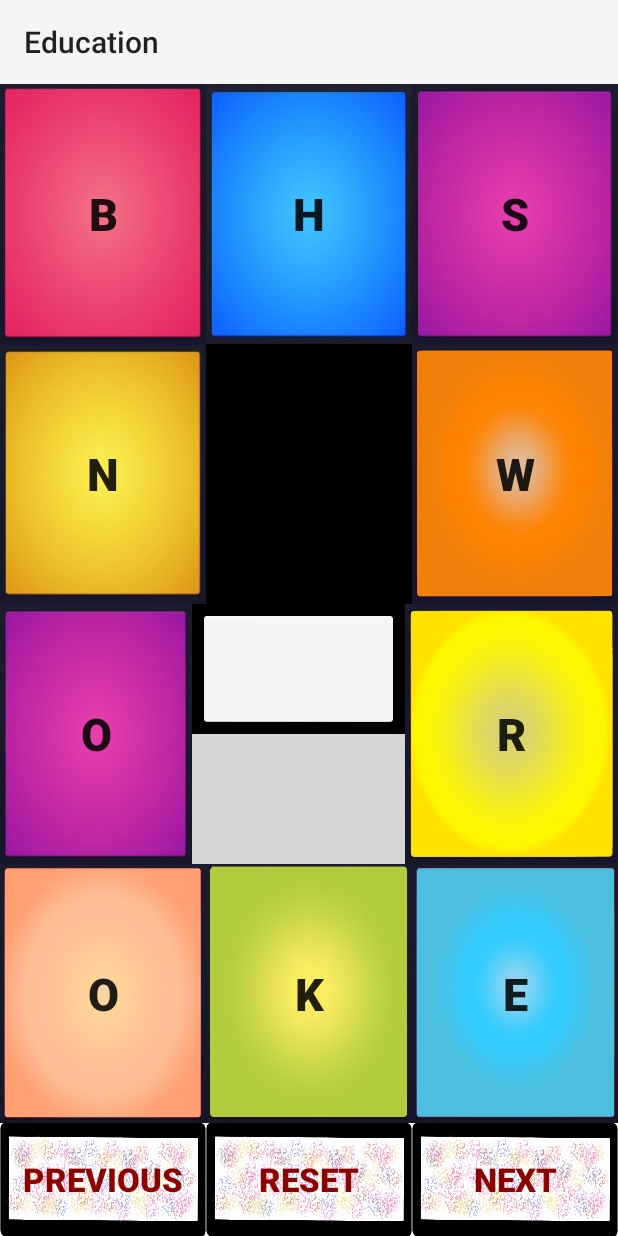
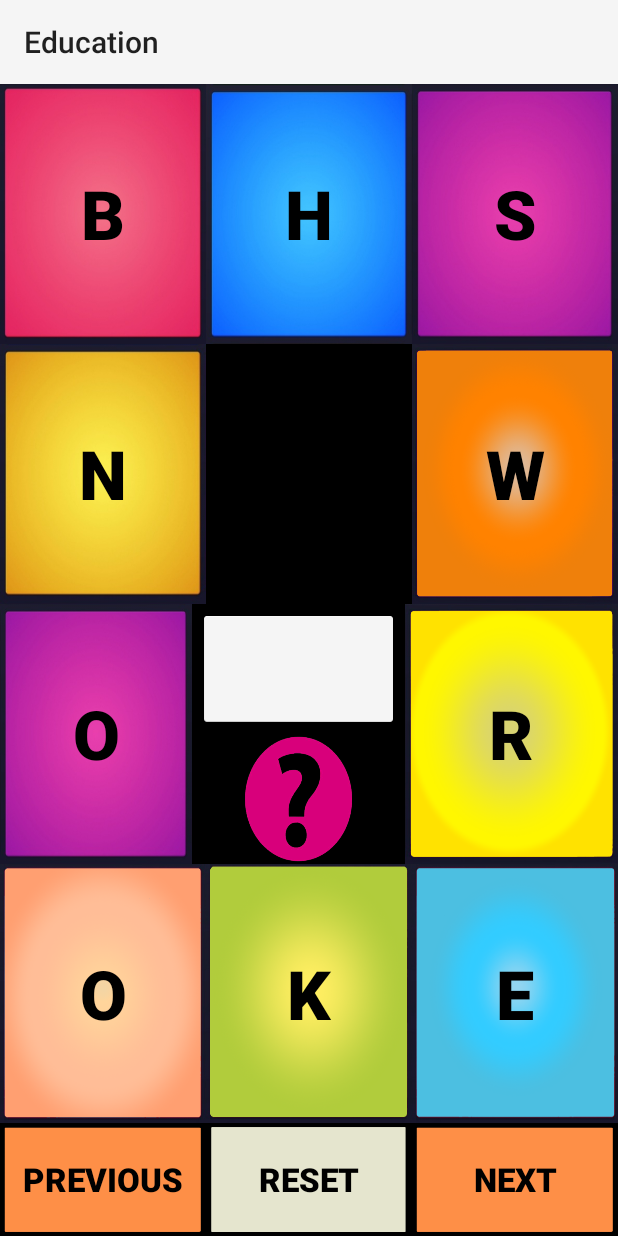
Before and after one commit to Saswata01071998/Final_Year_Proj, an Android app: the PianoActivity screen opened directly, with no data from a screen before it, on a phone screen of 412 x 824 dp. Run offline under Robolectric (Android 15) with nearby library versions, the phone set to English and light mode, and no system bars; our stand-ins replace EventBus; libraries missing offline, so code that uses them is left out: io.realm; pictures from the network do not load; 5 statements that could not run were skipped; grey boxes are pictures that could not be loaded.

Commit message:
piano pad total work+ui

```diff
--- a/app/src/main/java/com/appsnipp/education/PianoActivity.java
+++ b/app/src/main/java/com/appsnipp/education/PianoActivity.java
@@ -296,7 +296,7 @@ public class PianoActivity extends AppCompatActivity {
 
     public void next(View view) {
         textView.setText("");
-        report.setBackground(getDrawable(R.drawable.question_mark));
+        report.setBackground(getDrawable(R.drawable.question));
         report.setText("");
         i++;
         if(i<l)
@@ -336,7 +336,7 @@ public class PianoActivity extends AppCompatActivity {
 
     public void previous(View view) {
         textView.setText("");
-        report.setBackground(getDrawable(R.drawable.question_mark));
+        report.setBackground(getDrawable(R.drawable.question));
         report.setText("");
         i--;
         if(i>=0)
@@ -371,7 +371,7 @@ public class PianoActivity extends AppCompatActivity {
 
     public void reset(View view) {
         textView.setText("");
-        report.setBackground(getDrawable(R.drawable.question_mark));
+        report.setBackground(getDrawable(R.drawable.question));
         report.setText("");
     }
     public void checkWord(Button b)
@@ -383,14 +383,14 @@ public class PianoActivity extends AppCompatActivity {
         {
             if(word.equals(realmResults.get(i).getWord()))
             {
-                report.setText("✓");
-                report.setBackground(getDrawable(R.drawable.light_green));
+                report.setText("");
+                report.setBackground(getDrawable(R.drawable.tick));
                 launchOctopops(1);
             }
             else
             {
-                report.setText("x");
-                report.setBackground(getDrawable(R.drawable.red));
+                report.setText("");
+                report.setBackground(getDrawable(R.drawable.cross));
                 launchOctopops(0);
             }
         }
@@ -400,7 +400,7 @@ public class PianoActivity extends AppCompatActivity {
             if(word.equals(realmResults.get(i).getWord().substring(0,wordl)))
             {
                 report.setText("WOW!!");
-                report.setBackground(getDrawable(R.drawable.light_green));
+                report.setBackground(getDrawable(R.drawable.green));
             }
             else {
                 report.setText("OOOPS!");
--- a/app/src/main/res/layout/piano_pad.xml
+++ b/app/src/main/res/layout/piano_pad.xml
@@ -28,10 +28,11 @@
             android:layout_height="match_parent"
             android:background="@drawable/test"
             android:text="@string/b"
-            android:textSize="30sp"
             android:onClick="playB1"
             android:layout_weight="0.5"
             android:textStyle="bold"
+            android:textColor="#000"
+            android:textSize="45sp"
             />
 
         <Button
@@ -40,7 +41,8 @@
             android:layout_height="match_parent"
             android:background="@drawable/light_blue"
             android:text="@string/h"
-            android:textSize="30sp"
+            android:textColor="#000"
+            android:textSize="45sp"
             android:onClick="playB2"
             android:layout_weight="0.5"
             android:textStyle="bold"
@@ -51,7 +53,8 @@
             android:layout_height="match_parent"
             android:background="@drawable/purple"
             android:text="S"
-            android:textSize="30sp"
+            android:textColor="#000"
+            android:textSize="45sp"
             android:onClick="playB3"
             android:layout_weight="0.5"
             android:textStyle="bold"
@@ -73,7 +76,8 @@
             android:layout_height="match_parent"
             android:background="@drawable/yellow2"
             android:text="@string/n"
-            android:textSize="30sp"
+            android:textColor="#000"
+            android:textSize="45sp"
             android:textStyle="bold"
             android:onClick="playB4"
             android:layout_weight="0.5"
@@ -95,7 +99,8 @@
             android:layout_height="match_parent"
             android:background="@drawable/orange"
             android:text="@string/w"
-            android:textSize="30sp"
+            android:textColor="#000"
+            android:textSize="45sp"
             android:onClick="playB5"
             android:layout_weight="0.5"
             android:textStyle="bold"
@@ -117,7 +122,8 @@
             android:background="@drawable/purple"
             android:text="O"
             android:textStyle="bold"
-            android:textSize="30sp"
+            android:textColor="#000"
+            android:textSize="45sp"
             android:onClick="playB6"
             android:layout_weight="0.5"
             />
@@ -145,8 +151,8 @@
               android:layout_width="match_parent"
               android:layout_height="match_parent"
               android:layout_weight="1"
-              android:background="@drawable/question_mark"
-
+              android:background="@drawable/question"
+              android:textColor="#000"
               android:textSize="25sp"
               android:textStyle="bold"
               />
@@ -158,7 +164,8 @@
             android:layout_height="match_parent"
             android:background="@drawable/yelliow"
             android:text="@string/r"
-            android:textSize="30sp"
+            android:textColor="#000"
+            android:textSize="45sp"
             android:onClick="playB7"
             android:layout_weight="0.5"
             android:textStyle="bold"
@@ -179,7 +186,8 @@
             android:layout_height="match_parent"
             android:background="@drawable/skin"
             android:text="O"
-            android:textSize="30sp"
+            android:textColor="#000"
+            android:textSize="45sp"
             android:onClick="playB8"
             android:layout_weight="0.5"
             android:textStyle="bold"
@@ -191,7 +199,8 @@
             android:layout_height="match_parent"
             android:background="@drawable/green2"
             android:text="K"
-            android:textSize="30sp"
+            android:textColor="#000"
+            android:textSize="45sp"
             android:onClick="playB9"
             android:layout_weight="0.5"
             android:textStyle="bold"
@@ -203,7 +212,8 @@
             android:background="@drawable/navy_blue"
             android:text="@string/e"
             android:textStyle="bold"
-            android:textSize="30sp"
+            android:textColor="#000"
+            android:textSize="45sp"
             android:onClick="playB10"
             android:layout_weight="0.5"
             />
@@ -227,10 +237,10 @@
             android:text="Previous"
             android:textStyle="bold"
             android:textSize="22sp"
-            android:background="@drawable/btn2"
+            android:background="@drawable/next"
             android:onClick="previous"
             android:layout_weight="1"
-            android:textColor="#8C0303"
+            android:textColor="#000"
             />
         <Button
             android:layout_width="match_parent"
@@ -238,10 +248,10 @@
             android:text="Reset"
             android:textStyle="bold"
             android:textSize="22sp"
-            android:background="@drawable/btn2"
+            android:background="@drawable/reset"
             android:onClick="reset"
             android:layout_weight="1"
-            android:textColor="#8C0303"
+            android:textColor="#000"
             />
 
         <Button
@@ -250,10 +260,10 @@
             android:text="Next"
             android:textStyle="bold"
             android:textSize="22sp"
-            android:background="@drawable/btn2"
+            android:background="@drawable/next"
             android:onClick="next"
             android:layout_weight="1"
-            android:textColor="#8C0303"
+            android:textColor="#000"
             />
 
     </LinearLayout>
```
Also changed, not shown: app/src/main/res/drawable/cross.png (added), app/src/main/res/drawable/next.png (added), app/src/main/res/drawable/question.png (added), app/src/main/res/drawable/reset.png (added), app/src/main/res/drawable/tick.jpg (added).
